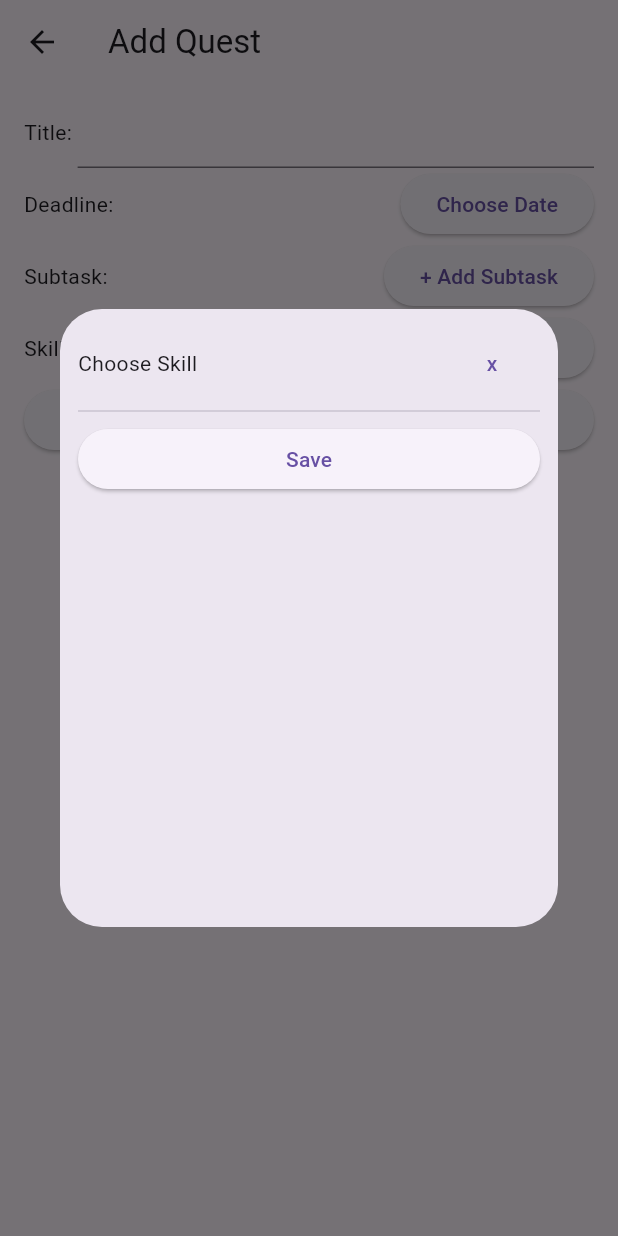
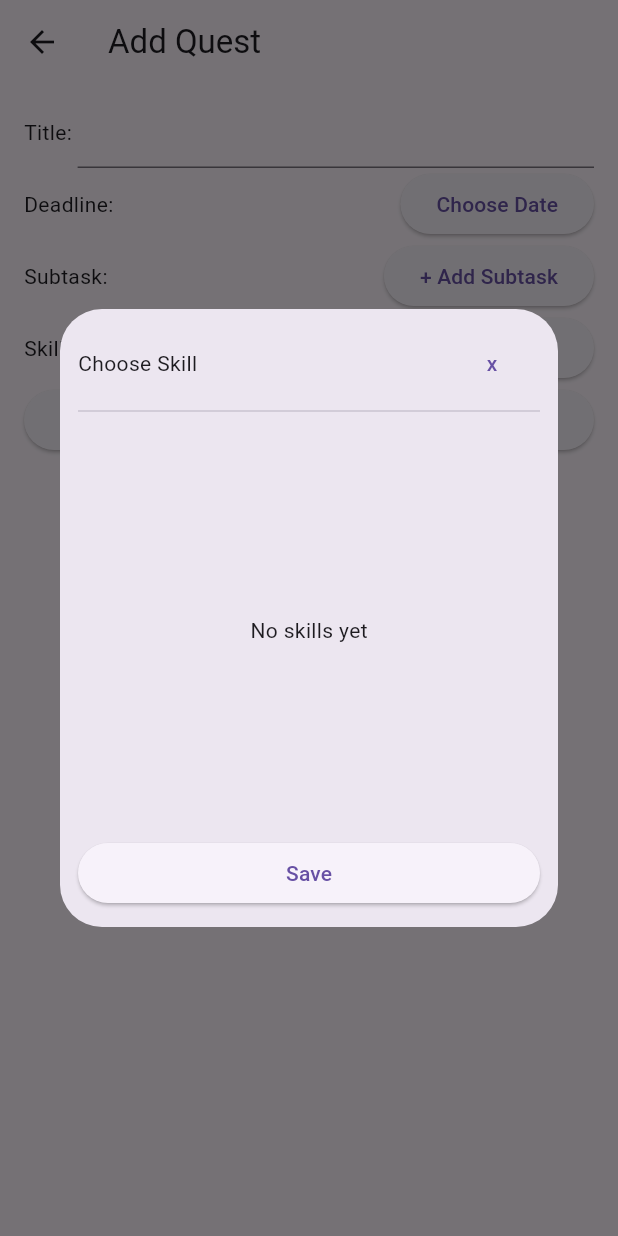
Before and after one commit to gelocasauay01/rpg, a Flutter app: the QuestFormScreen screen opened by its route, after a tap on "+ Add Skill Reward", on a phone screen of 412 x 824 dp. Run offline on Flutter 3.47's test engine with Material 2 defaults, Android fonts, the phone set to English and light mode, and no system bars; our stand-ins replace flutter_local_notifications, image_picker, permission_handler, rxdart, sqflite, syncfusion_flutter_charts and 1 more; missing offline and left inert: flutter_radar_chart; accounts and stored records are empty.

Commit message:
Fixed overflowing skill reward dialog

```diff
--- a/lib/widgets/skill_reward_dialog.dart
+++ b/lib/widgets/skill_reward_dialog.dart
@@ -99,6 +99,33 @@ class _SkillRewardDialogState extends State<SkillRewardDialog> {
     }
   }
 
+  Widget _createSkillList(List<Skill> skills) {
+    return Expanded(
+      child: skills.isNotEmpty
+      ? SingleChildScrollView(
+        child: Column(
+          crossAxisAlignment: CrossAxisAlignment.stretch,
+          children:
+            skills.map((skill) {
+            return GestureDetector(
+              onTap: () {
+                _insertSkillReward(skill);
+              },
+              child: Container(
+                color: _getDifficultyColor(skill.id),
+                padding: const EdgeInsets.all(8.0),
+                child: Text(
+                  skill.title
+                ),
+              ),
+            );
+          }).toList()
+        ),
+      )
+      :  const Center(child: Text('No skills yet')),
+    );
+  }
+
   @override
   void initState(){
     super.initState();
@@ -129,20 +156,7 @@ class _SkillRewardDialogState extends State<SkillRewardDialog> {
 
             const Divider(),
 
-            ...skills.map((skill) {
-              return GestureDetector(
-                onTap: () {
-                  _insertSkillReward(skill);
-                },
-                child: Container(
-                  color: _getDifficultyColor(skill.id),
-                  padding: const EdgeInsets.all(8.0),
-                  child: Text(
-                    skill.title
-                  ),
-                ),
-              );
-            }).toList(),
+            _createSkillList(skills),
 
             ElevatedButton(
               onPressed: () {
@@ -155,4 +169,6 @@ class _SkillRewardDialogState extends State<SkillRewardDialog> {
       ),
     );
   }
+
+
 }
```
